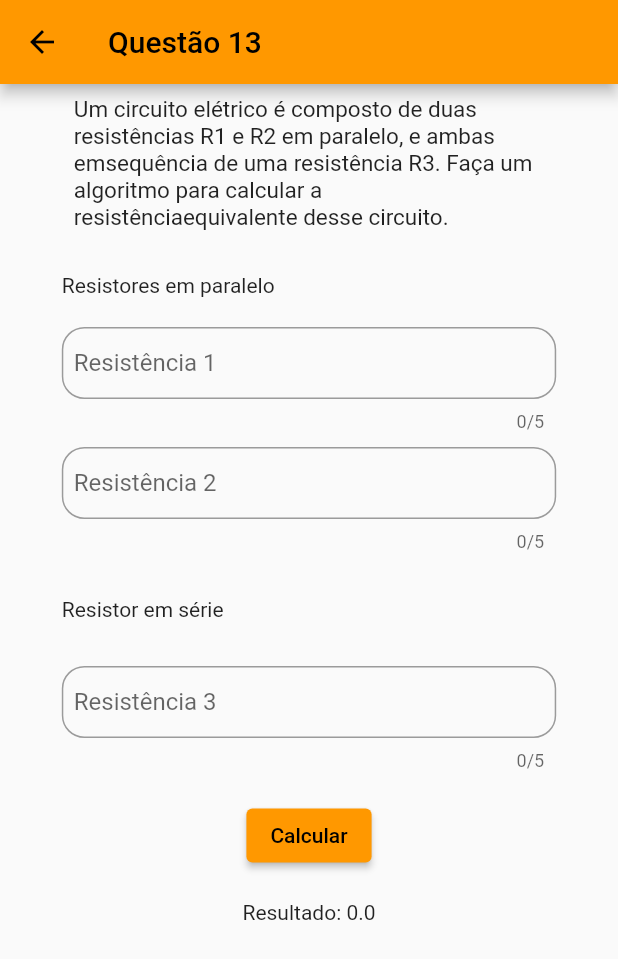
After one commit to SamuelEngComp/app_lista_ifba, a Flutter app: the Questao13Form screen opened directly, after a tap on "Calcular", on a phone screen of 412 x 824 dp. The commit adds this screen. Shown: the top 959 px of the screen. Run offline on Flutter 3.47's test engine with Material 2 defaults, Android fonts, the phone set to English and light mode, and no system bars; our stand-ins replace animated_splash_screen.

Commit message:
questao 13 finalizada

```diff
--- a/lib/controllers/controller.dart
+++ b/lib/controllers/controller.dart
@@ -85,10 +85,23 @@ class Controller {
 
   }
 
-
+  /// Questão 12
+  /// Faça um algoritmo que transforme uma velocidade fornecida em m/s pelo usuário para
+  /// Km/h. Para tal, multiplique o valor em m/s por 3,6.
   double conversorVelocidade({required double velocidadeKm}){
     return double.parse((velocidadeKm * 3.6).toStringAsFixed(2));
   }
 
 
+  /// Questão 13:
+  /// Um circuito elétrico é composto de duas resistências R1 e R2 em paralelo, e ambas em
+  ///  sequência de uma resistência R3. Faça um algoritmo para calcular a resistência
+  ///  equivalente desse circuito.
+
+  double resistenciaEquivalente({required double resistor1, required double resistor2, required double resistor3}){
+    double resistenciaEquivalente = ((resistor1*resistor2)/(resistor1 + resistor2)) + resistor3;
+    return double.parse((resistenciaEquivalente).toStringAsFixed(2));
+
+  }
+
 }
--- a/lib/view/campo_numero.dart
+++ b/lib/view/campo_numero.dart
@@ -25,7 +25,6 @@ class CampoNumero extends StatelessWidget {
         border: OutlineInputBorder(
           borderRadius: BorderRadius.circular(15),
         ),
-        helperText: hintTexto,
         labelText: hintTexto,
         contentPadding: const EdgeInsets.all(8),
         hintText: hintTexto,
--- a/lib/view/pagina_inicial.dart
+++ b/lib/view/pagina_inicial.dart
@@ -10,6 +10,7 @@ import 'package:flutter_application_1/view/questao08/questao_08_view.dart';
 import 'package:flutter_application_1/view/questao09/questao_09_view.dart';
 import 'package:flutter_application_1/view/questao10/questao_10_view.dart';
 import 'package:flutter_application_1/view/questao11/questao_11_view.dart';
+import 'package:flutter_application_1/view/questao13/questao_13_view.dart';
 
 import 'questao12/questao_12_view.dart';
 
@@ -29,6 +30,7 @@ class PaginaInicial extends StatelessWidget {
       Questao10(),
       Questao11(),
       Questao12(),
+      Questao13(),
     ];
 
     return Scaffold(
--- /dev/null
+++ b/lib/view/questao13/questao_13_form.dart
@@ -0,0 +1,161 @@
+import 'package:flutter/material.dart';
+import 'package:flutter_application_1/controllers/controller.dart';
+import 'package:flutter_application_1/view/enunciado_questao.dart';
+
+import '../campo_numero.dart';
+
+class Questao13Form extends StatefulWidget {
+
+  String enunciadoDaQuestao;
+  String nomeNumeroQuestao;
+
+  Questao13Form(
+      {required this.enunciadoDaQuestao,
+      required this.nomeNumeroQuestao});
+
+
+
+
+  @override
+  _Questao13FormState createState() => _Questao13FormState();
+}
+
+class _Questao13FormState extends State<Questao13Form> {
+
+  TextEditingController resistor01 = TextEditingController();
+  TextEditingController resistor02 = TextEditingController();
+  TextEditingController resistor03 = TextEditingController();
+
+  double resistenciaEquivalente = 0;
+  Controller controller = Controller();
+
+
+  @override
+  Widget build(BuildContext context) {
+
+    double largura = MediaQuery.of(context).size.width;
+    double altura = MediaQuery.of(context).size.height;
+
+    return Scaffold(
+      appBar: AppBar(
+        title: Text(widget.nomeNumeroQuestao),
+      ),
+      body: Container(
+        width: largura,
+        height: altura,
+        child: ListView(
+
+          children: [
+
+            Column(
+              crossAxisAlignment: CrossAxisAlignment.center,
+              children: [
+                EnunciadoQuestao(
+                  enunciado: widget.enunciadoDaQuestao),
+
+                  Padding(
+                    padding: const EdgeInsets.all(20.0),
+                    child: Container(
+                      width: largura * 0.8,
+                      child: const Text('Resistores em paralelo'),
+                    ),
+                  ),
+
+                  Container(
+                    width: largura * 0.8,
+                    child: CampoNumero(
+                      campoNumero: resistor01,
+                      hintTexto: 'Resistência 1',
+                    ),
+                  ),
+
+                  const SizedBox(
+                    height: 10,
+                  ),
+
+                  Container(
+                    width: largura * 0.8,
+                    child: CampoNumero(
+                      campoNumero: resistor02,
+                      hintTexto: 'Resistência 2',
+                    ),
+                  ),
+
+                  const SizedBox(
+                    height: 10,
+                  ),
+
+                   Padding(
+                     padding: const EdgeInsets.all(20.0),
+                     child: Container(
+                      width: largura * 0.8,
+                      child: const Text('Resistor em série'),
+                  ),
+                   ),
+
+                  const SizedBox(
+                    height: 10,
+                  ),
+
+                  Container(
+                    width: largura * 0.8,
+                    child: CampoNumero(
+                      campoNumero: resistor03,
+                      hintTexto: 'Resistência 3',
+                    ),
+                  ),
+
+                  const SizedBox(
+                    height: 10,
+                  ),
+
+                  Padding(
+                    padding: const EdgeInsets.all(9.0),
+                    child: ElevatedButton(
+                    onPressed: checaValores,
+                      child: Text('Calcular'),
+              ),
+            ),
+
+            Container(
+              child: Column(
+                mainAxisAlignment: MainAxisAlignment.center,
+                children: [
+                  const SizedBox(
+                    height: 10,
+                  ),
+                  Text('Resultado: $resistenciaEquivalente'),
+                ],
+              ),
+            ),
+
+              ],
+            ),
+
+
+
+
+
+
+          ],
+        ),
+      ),
+    );
+  }
+
+void checaValores() {
+    if (resistor01.text == null || resistor02.text == null || resistor03.text == null) {
+      setState(() {});
+    } else {
+      setState(() {
+        resistenciaEquivalente = controller.resistenciaEquivalente(
+          resistor1: double.tryParse(resistor01.text)!,
+          resistor2: double.tryParse(resistor02.text)!,
+          resistor3: double.tryParse(resistor03.text)!);
+      });
+    }
+  }
+
+
+
+}
--- /dev/null
+++ b/lib/view/questao13/questao_13_view.dart
@@ -0,0 +1,27 @@
+import 'package:flutter/material.dart';
+import 'package:flutter_application_1/view/card_tela_inicial.dart';
+import 'package:flutter_application_1/view/questao13/questao_13_form.dart';
+
+class Questao13 extends StatefulWidget {
+
+  @override
+  _Questao13State createState() => _Questao13State();
+}
+
+class _Questao13State extends State<Questao13> {
+  @override
+  Widget build(BuildContext context) {
+    return CardTelaInicial(
+      titulo: 'Questão 13',
+      subTitulo: 'Um circuito elétrico é composto de duas resistências R1 e R2 em paralelo, e ambas em' +
+                  'sequência de uma resistência R3. Faça um algoritmo para calcular a resistência' +
+                    'equivalente desse circuito.',
+      telaRedirecionar: Questao13Form(
+        nomeNumeroQuestao: 'Questão 13',
+        enunciadoDaQuestao: 'Um circuito elétrico é composto de duas resistências R1 e R2 em paralelo, e ambas em' +
+                  'sequência de uma resistência R3. Faça um algoritmo para calcular a resistência' +
+                    'equivalente desse circuito.',
+      ),
+    );
+  }
+}
```
